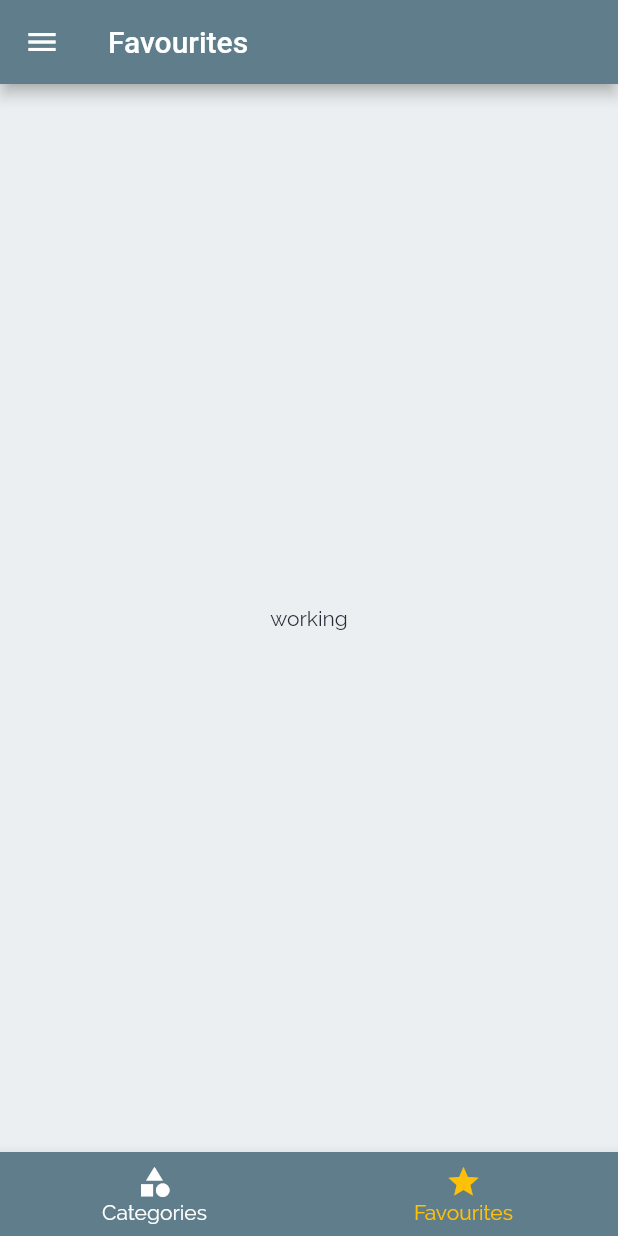
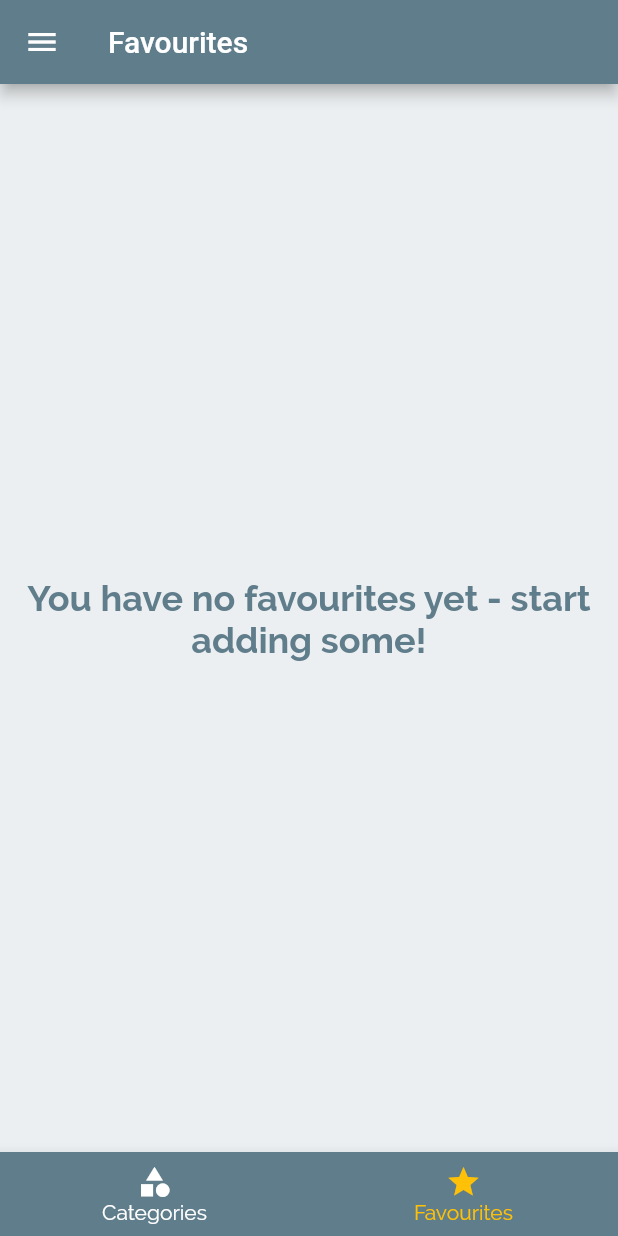
Before and after one commit to My-Personal-Flutter/Daily-Meals, a Flutter app: the screen it shows after launch, item 2 of the bottom bar chosen, on a phone screen of 412 x 824 dp. Run offline on Flutter 3.47's test engine with Material 2 defaults, Android fonts, the phone set to English and light mode, and no system bars.

Commit message:
project working

```diff
--- a/lib/main.dart
+++ b/lib/main.dart
@@ -1,8 +1,6 @@
 import 'package:daily_meals/data/dummy_data.dart';
 import 'package:daily_meals/models/meal.dart';
 import 'package:daily_meals/screens/category_meals_screen.dart';
-import 'package:daily_meals/screens/catgories_screen.dart';
-import 'package:daily_meals/screens/favourites_screen.dart';
 import 'package:daily_meals/screens/filters_screen.dart';
 import 'package:daily_meals/screens/meal_detail_screen.dart';
 import 'package:daily_meals/screens/something_wrong_screen.dart';
@@ -27,12 +25,38 @@ class _MyAppState extends State<MyApp> {
   };
 
   List<Meal> _availableMeals = DUMMY_MEALS;
+  final List<Meal> _favouriteMeals = [];
+
+  void _toggleFavouriteMeal(String mealId) {
+    int index = _favouriteMeals.indexWhere((element) => element.id == mealId);
+    if (index >= 0) {
+      setState(() {
+        _favouriteMeals.removeAt(index);
+      });
+    } else {
+      setState(() {
+        _favouriteMeals
+            .add(DUMMY_MEALS.firstWhere((element) => element.id == mealId));
+      });
+    }
+  }
+
+  bool _isFavourite(String mealId) {
+    return _favouriteMeals.any((element) => element.id == mealId);
+  }
+
+  void _removeFavourite(String mealId) {
+    _favouriteMeals.removeWhere((element) => element.id == mealId);
+  }
 
   void _setFilters(Map<String, bool> filterData) {
     setState(() {
       _filters = filterData;
       _availableMeals = DUMMY_MEALS.where((item) {
         if (_filters["gluten"]! && !item.isGlutenFree!) {
+          // check new value and also change the default value in DUMMY Meal data
+          //to meet the condition
+          //(as the given default meal has maybe present that item in that meal or not )
           return false;
         }
         if (_filters["lactose"]! && !item.isLactoseFree!) {
@@ -82,13 +106,17 @@ class _MyAppState extends State<MyApp> {
       ),
       initialRoute: "/",
       routes: {
-        "/": (ctx) => const TabsScreen(),
-        CategoriesScreen.routeName: (ctx) => const CategoriesScreen(),
+        "/": (ctx) => TabsScreen(
+              favouriteMeals: _favouriteMeals,
+              removeFavourite: _removeFavourite,
+            ),
         CategoryMealsScreen.routeName: (ctx) => CategoryMealsScreen(
               availableMeals: _availableMeals,
             ),
-        MealDetailScreen.routeName: (ctx) => const MealDetailScreen(),
-        FavouriteScreen.routeName: (ctx) => const FavouriteScreen(),
+        MealDetailScreen.routeName: (ctx) => MealDetailScreen(
+              toggleFavouriteMeal: _toggleFavouriteMeal,
+              isFavourite: _isFavourite,
+            ),
         FiltersScreen.routeName: (ctx) => FiltersScreen(
               filters: _filters,
               saveFilters: _setFilters,
--- a/lib/screens/favourites_screen.dart
+++ b/lib/screens/favourites_screen.dart
@@ -1,14 +1,61 @@
+import 'package:daily_meals/models/meal.dart';
+import 'package:daily_meals/widgets/meal_item.dart';
 import 'package:flutter/material.dart';
 
-class FavouriteScreen extends StatelessWidget {
+class FavouriteScreen extends StatefulWidget {
   static const routeName = "/favourites";
 
-  const FavouriteScreen({Key? key}) : super(key: key);
+  const FavouriteScreen(
+      {Key? key, @required this.favouriteMeals, this.removeFavourite})
+      : super(key: key);
+
+  final List<Meal>? favouriteMeals;
+  final Function? removeFavourite;
+
+  @override
+  State<FavouriteScreen> createState() => _FavouriteScreenState();
+}
+
+class _FavouriteScreenState extends State<FavouriteScreen> {
+  void _removeMeal(String mealId) {
+    setState(() {
+      widget.removeFavourite!(mealId);
+    });
+  }
+
+  void _refresh() {
+    setState(() {});
+  }
 
   @override
   Widget build(BuildContext context) {
-    return const Center(
-      child: Text("working"),
-    );
+    if (widget.favouriteMeals!.isEmpty) {
+      return Center(
+        child: Padding(
+          padding: const EdgeInsets.all(16),
+          child: Text(
+            "You have no favourites yet - start adding some!",
+            textAlign: TextAlign.center,
+            style: TextStyle(
+              color: Theme.of(context).primaryColor,
+              fontSize: 24,
+              fontWeight: FontWeight.w700,
+            ),
+          ),
+        ),
+      );
+    } else {
+      setState(() {});
+      return ListView.builder(
+        itemBuilder: (ctx, index) {
+          return MealItem(
+            meal: widget.favouriteMeals![index],
+            removeItem: _removeMeal,
+            refreshFavourite: _refresh,
+          );
+        },
+        itemCount: widget.favouriteMeals!.length,
+      );
+    }
   }
 }
--- a/lib/screens/tabs_screen.dart
+++ b/lib/screens/tabs_screen.dart
@@ -1,23 +1,40 @@
+import 'package:daily_meals/models/meal.dart';
 import 'package:daily_meals/screens/catgories_screen.dart';
 import 'package:daily_meals/screens/favourites_screen.dart';
 import 'package:daily_meals/widgets/main_drawer.dart';
 import 'package:flutter/material.dart';
 
 class TabsScreen extends StatefulWidget {
-  const TabsScreen({Key? key}) : super(key: key);
+  const TabsScreen(
+      {Key? key, @required this.favouriteMeals, @required this.removeFavourite})
+      : super(key: key);
+
+  final List<Meal>? favouriteMeals;
+  final Function? removeFavourite;
 
   @override
   _TabsScreenState createState() => _TabsScreenState();
 }
 
 class _TabsScreenState extends State<TabsScreen> {
-  final List<Map<String, Object>> _pages = const [
-    {
-      "page": CategoriesScreen(),
-      "title": "Categories",
-    },
-    {"page": FavouriteScreen(), "title": "Favourites"},
-  ];
+  late final List<Map<String, Object>> _pages;
+  @override
+  void initState() {
+    super.initState();
+    _pages = [
+      {
+        "page": const CategoriesScreen(),
+        "title": "Categories",
+      },
+      {
+        "page": FavouriteScreen(
+          favouriteMeals: widget.favouriteMeals,
+          removeFavourite: widget.removeFavourite,
+        ),
+        "title": "Favourites",
+      },
+    ];
+  }
 
   int _selectedPageIndex = 0;
 
```
Also changed, not shown: lib/screens/category_meals_screen.dart (+12 -1 lines), lib/screens/meal_detail_screen.dart (+54 -2 lines), lib/widgets/meal_item.dart (+15 -1 lines), assets/images/no_connection.png (added).
